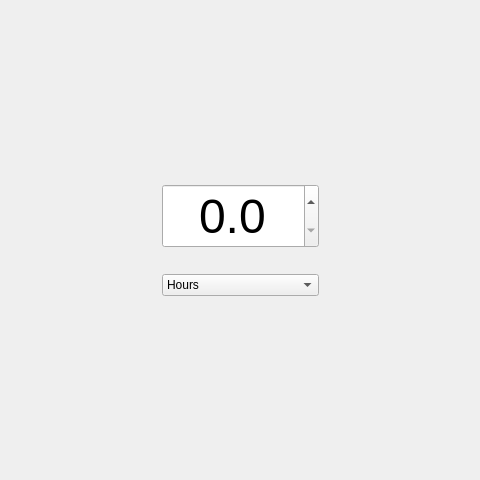
baleboy/flexo, file src/balancewindow.ui: the form before one commit; both pictures show x 160 to 640 and y 0 to 480 of the 800 by 480 pixel window.
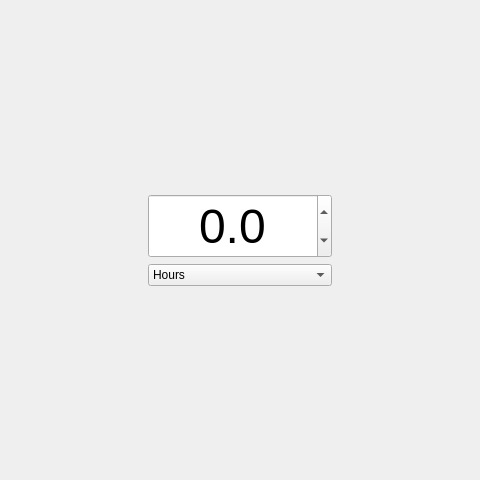
The form after the commit.

Commit message: Time at work counts down until 0, then counts up again (while doing overtime). Fixed a bug that was showing all negative balances as 0.0

Diff of the .ui file:
```diff
--- a/src/balancewindow.ui
+++ b/src/balancewindow.ui
@@ -27,89 +27,80 @@
      </property>
     </spacer>
    </item>
+   <item row="2" column="1">
+    <widget class="QComboBox" name="balanceUnitSelector">
+     <item>
+      <property name="text">
+       <string>Hours</string>
+      </property>
+     </item>
+     <item>
+      <property name="text">
+       <string>Days</string>
+      </property>
+     </item>
+    </widget>
+   </item>
+   <item row="3" column="1">
+    <spacer name="verticalSpacer">
+     <property name="orientation">
+      <enum>Qt::Vertical</enum>
+     </property>
+     <property name="sizeHint" stdset="0">
+      <size>
+       <width>20</width>
+       <height>171</height>
+      </size>
+     </property>
+    </spacer>
+   </item>
    <item row="1" column="1">
     <widget class="QDoubleSpinBox" name="balanceEdit">
-     <property name="sizePolicy">
-      <sizepolicy hsizetype="Fixed" vsizetype="Fixed">
-       <horstretch>0</horstretch>
-       <verstretch>0</verstretch>
-      </sizepolicy>
-     </property>
      <property name="font">
       <font>
        <pointsize>36</pointsize>
       </font>
      </property>
-     <property name="styleSheet">
-      <string notr="true"/>
-     </property>
      <property name="alignment">
       <set>Qt::AlignCenter</set>
      </property>
-     <property name="buttonSymbols">
-      <enum>QAbstractSpinBox::UpDownArrows</enum>
-     </property>
      <property name="decimals">
       <number>1</number>
      </property>
-     <property name="singleStep">
-      <double>1.000000000000000</double>
+     <property name="minimum">
+      <double>-100.000000000000000</double>
+     </property>
+     <property name="maximum">
+      <double>1000.000000000000000</double>
      </property>
     </widget>
    </item>
-   <item row="2" column="0">
+   <item row="1" column="0">
     <spacer name="horizontalSpacer">
      <property name="orientation">
       <enum>Qt::Horizontal</enum>
      </property>
      <property name="sizeHint" stdset="0">
       <size>
-       <width>306</width>
+       <width>40</width>
        <height>20</height>
       </size>
      </property>
     </spacer>
    </item>
-   <item row="2" column="2">
+   <item row="1" column="2">
     <spacer name="horizontalSpacer_2">
      <property name="orientation">
       <enum>Qt::Horizontal</enum>
      </property>
      <property name="sizeHint" stdset="0">
       <size>
-       <width>306</width>
+       <width>40</width>
        <height>20</height>
       </size>
      </property>
     </spacer>
    </item>
-   <item row="3" column="1">
-    <widget class="QComboBox" name="balanceUnitSelector">
-     <item>
-      <property name="text">
-       <string>Hours</string>
-      </property>
-     </item>
-     <item>
-      <property name="text">
-       <string>Days</string>
-      </property>
-     </item>
-    </widget>
-   </item>
-   <item row="4" column="1">
-    <spacer name="verticalSpacer">
-     <property name="orientation">
-      <enum>Qt::Vertical</enum>
-     </property>
-     <property name="sizeHint" stdset="0">
-      <size>
-       <width>20</width>
-       <height>171</height>
-      </size>
-     </property>
-    </spacer>
-   </item>
   </layout>
  </widget>
  <resources/>
```
The commit also changes 2 other files.
